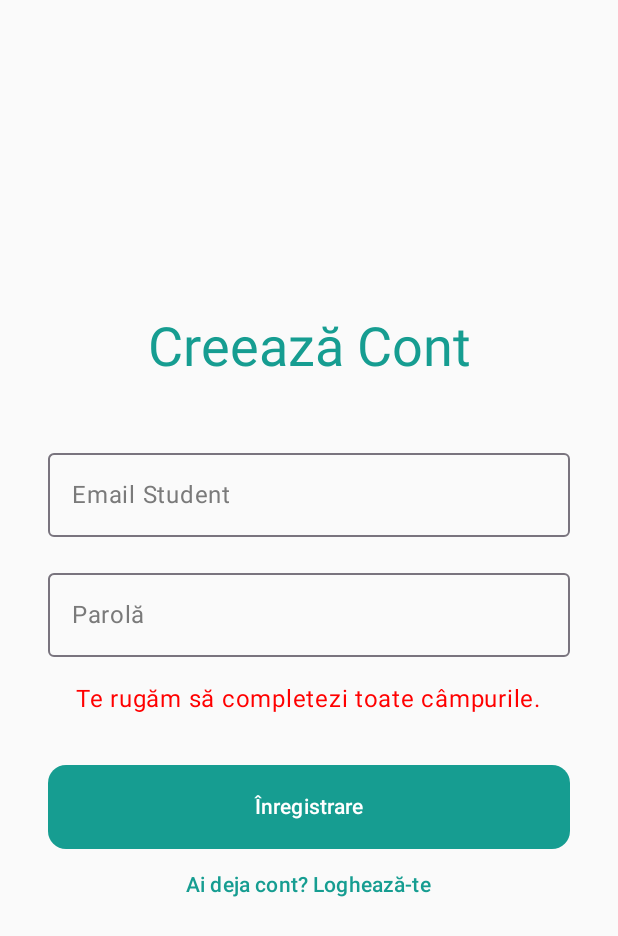
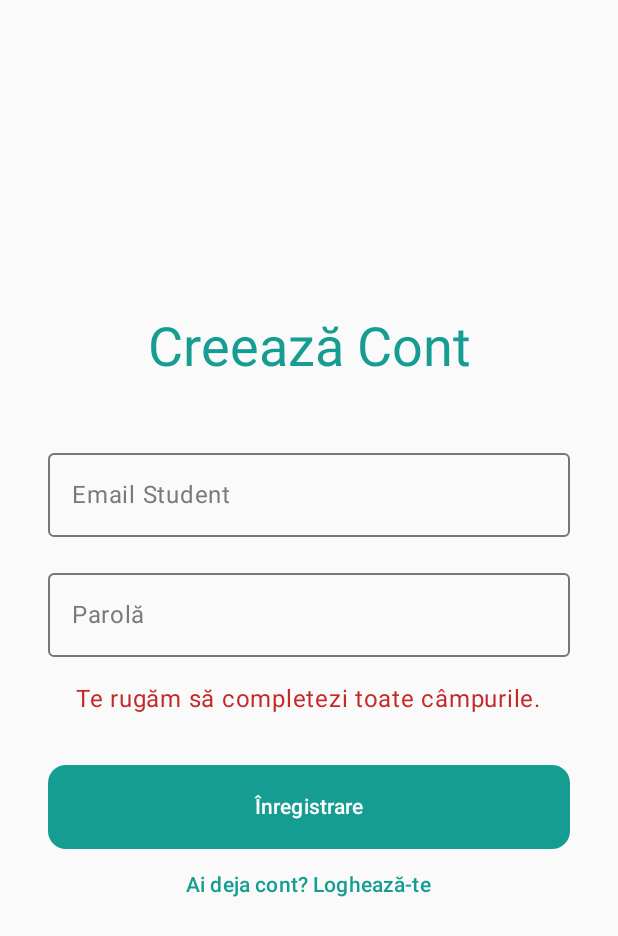
Before and after one commit to Yehoslav/edubank-junior, an Android app built with Jetpack Compose: the screen it shows after launch (MainActivity), after a tap on "Nu ai cont? Înregistrează-te", on a phone screen of 412 x 824 dp. Shown: the top 936 px of the screen. Run offline under Robolectric (Android 15) with nearby library versions, the phone set to English and light mode, and no system bars; our stand-ins replace Firebase (no records; nobody signed in at launch, a user with empty details on screens opened directly); 1 other tap on this screen came first.

Commit message:
Practici mai bune de utilizare a culorilor

```diff
--- a/app/src/main/java/md/ipltbriceni/edubankjunior/ui/screens/AuthScreen.kt
+++ b/app/src/main/java/md/ipltbriceni/edubankjunior/ui/screens/AuthScreen.kt
@@ -21,7 +21,6 @@ import androidx.compose.runtime.remember
 import androidx.compose.runtime.setValue
 import androidx.compose.ui.Alignment
 import androidx.compose.ui.Modifier
-import androidx.compose.ui.graphics.Color
 import androidx.compose.ui.text.input.PasswordVisualTransformation
 import androidx.compose.ui.unit.dp
 import androidx.compose.ui.tooling.preview.Preview
@@ -85,7 +84,7 @@ fun AuthContent(
 
         // Show error message if it exists
         error?.let {
-            Text(it, color = Color.Red, modifier = Modifier.padding(top = 16.dp))
+            Text(it, color = MaterialTheme.colorScheme.error, modifier = Modifier.padding(top = 16.dp))
         }
 
         Spacer(Modifier.height(32.dp))
--- a/app/src/main/java/md/ipltbriceni/edubankjunior/ui/screens/QuizScreen.kt
+++ b/app/src/main/java/md/ipltbriceni/edubankjunior/ui/screens/QuizScreen.kt
@@ -130,13 +130,13 @@ fun QuizContent(questions: List<Question>, viewModel: QuizViewModel) {
 
         val (containerColor, contentColor) = when {
             !viewModel.showFeedback -> {
-                Color.White to MaterialTheme.colorScheme.onSurface
+                MaterialTheme.colorScheme.surface to MaterialTheme.colorScheme.onSurface
             }
             isCorrect -> {
-                Color(0xFFE8F5E9) to Color(0xFF2E7D32) // Pleasant Green
+                MaterialTheme.colorScheme.tertiaryContainer to MaterialTheme.colorScheme.onTertiaryContainer
             }
             isSelected -> {
-                Color(0xFFFFEBEE) to Color(0xFFC62828) // Pleasant Red
+                MaterialTheme.colorScheme.errorContainer to MaterialTheme.colorScheme.onErrorContainer
             }
             else -> {
                 MaterialTheme.colorScheme.surfaceVariant.copy(alpha = 0.5f) to MaterialTheme.colorScheme.onSurfaceVariant
--- a/app/src/main/java/md/ipltbriceni/edubankjunior/ui/theme/Color.kt
+++ b/app/src/main/java/md/ipltbriceni/edubankjunior/ui/theme/Color.kt
@@ -9,12 +9,24 @@ val EduPrimaryDark = Color(0xFF0F6B63)
 
 // Backgrounds and Surfaces
 val EduBackground = Color(0xFFF5FBFB)  // Your --bg-color
+val DarkEduBackground = Color(0xFF062825)
 val EduSurface = Color(0xFFFFFFFF)     // White cards
+val DarkEduSurface = Color(0xFF093F3B)
 
 // Typography
 val EduTextMain = Color(0xFF2D2D2D)    // Dark gray for titles
 val EduTextMuted = Color(0xFF7A7A7A)   // Medium gray for subtitles
 
+// Success / Completed Colors
+val EduSuccess = Color(0xFF4CAF50)
+val EduSuccessContainer = Color(0xFFE8F5E9)
+val EduOnSuccessContainer = Color(0xFF2E7D32)
+
+// Error / Failure Colors
+val EduError = Color(0xFFC62828)
+val EduErrorContainer = Color(0xFFFFEBEE)
+val EduOnErrorContainer = Color(0xFFC62828)
+
 val EduHeroGradient = Brush.horizontalGradient(
     colors = listOf(EduPrimary, EduPrimaryDark)
 )
--- a/app/src/main/java/md/ipltbriceni/edubankjunior/ui/theme/Theme.kt
+++ b/app/src/main/java/md/ipltbriceni/edubankjunior/ui/theme/Theme.kt
@@ -15,8 +15,14 @@ private val DarkColorScheme = darkColorScheme(
     primary = EduPrimary,
     onPrimary = Color.White,
     primaryContainer = EduPrimaryDark,
-    background = EduBackground,
-    surface = EduSurface,
+    background = DarkEduBackground,
+    surface = DarkEduSurface,
+    tertiary = EduSuccess,
+    tertiaryContainer = EduSuccessContainer,
+    onTertiaryContainer = EduOnSuccessContainer,
+    error = EduError,
+    errorContainer = EduErrorContainer,
+    onErrorContainer = EduOnErrorContainer
 )
 
 private val LightColorScheme = lightColorScheme(
@@ -28,6 +34,12 @@ private val LightColorScheme = lightColorScheme(
     surfaceContainer = Color.White,
     onSurface = EduTextMain,
     onSurfaceVariant = EduTextMuted,
+    tertiary = EduSuccess,
+    tertiaryContainer = EduSuccessContainer,
+    onTertiaryContainer = EduOnSuccessContainer,
+    error = EduError,
+    errorContainer = EduErrorContainer,
+    onErrorContainer = EduOnErrorContainer
 )
 
 
```
Also changed, not shown: app/src/main/java/md/ipltbriceni/edubankjunior/ui/screens/DashboardScreen.kt (+132 -19 lines), app/src/main/java/md/ipltbriceni/edubankjunior/ui/screens/TicketListScreen.kt (+14 -5 lines).
